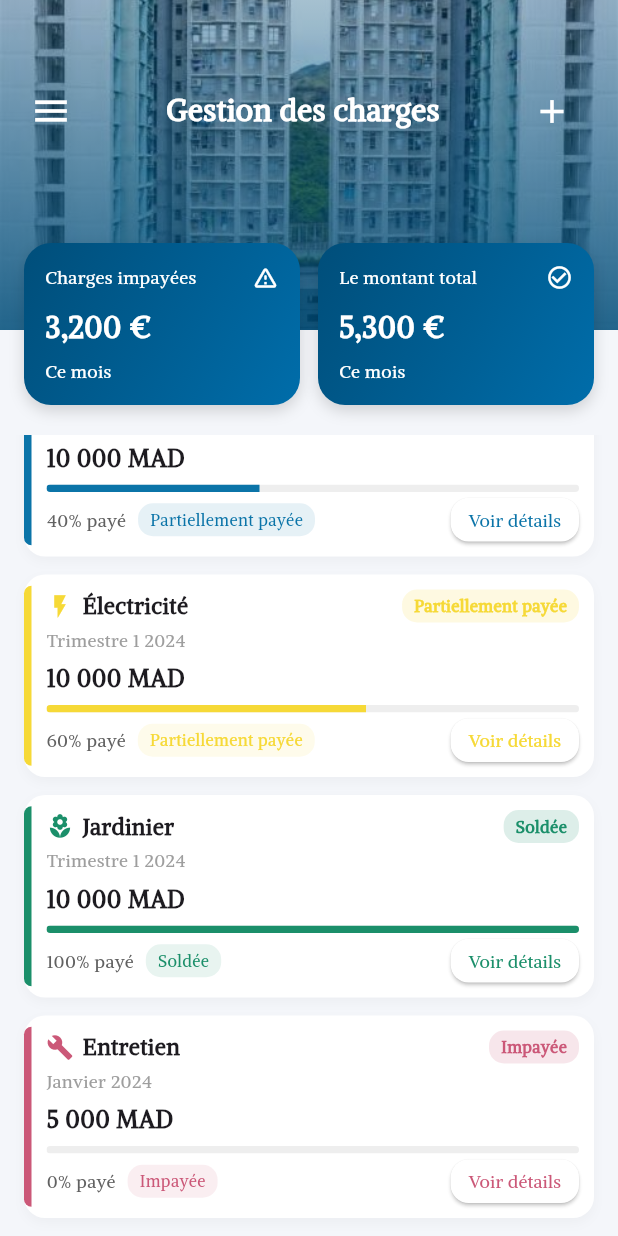
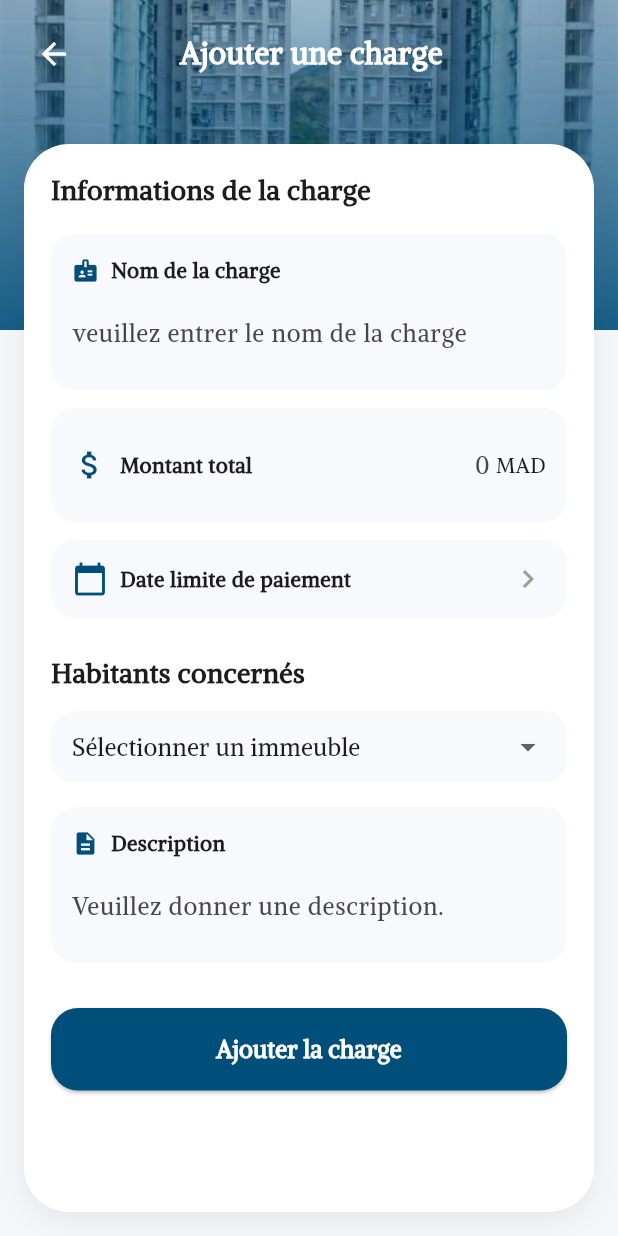
Before and after one commit to FLYOU06/Syndic-Mobile-App, a Flutter app: the ChargesScreen screen opened directly, scrolled down 54 dp, after a tap on the "add" icon, on a phone screen of 412 x 824 dp. Run offline on Flutter 3.47's test engine with Material 3 defaults, Android fonts, the phone set to English and light mode, and no system bars; our stand-ins replace flutter_secure_storage; accounts and stored records are empty.

Commit message:
ajouter une charge

```diff
--- /dev/null
+++ b/front-end/lib/screens/add_charge_screen.dart
@@ -0,0 +1,420 @@
+import 'package:flutter/material.dart';
+import 'package:intl/intl.dart';
+
+const Color primaryBlue = Color(0xFF004E7A);
+const Color bgLight = Color(0xFFF4F6FA);
+
+class AddChargeScreen extends StatefulWidget {
+  const AddChargeScreen({super.key});
+
+  @override
+  State<AddChargeScreen> createState() => _AddChargeScreenState();
+}
+
+class _AddChargeScreenState extends State<AddChargeScreen> {
+  final TextEditingController _nameController = TextEditingController();
+  final TextEditingController _descriptionController =
+      TextEditingController();
+
+  double _amount = 0;
+  String _date = "";
+  String _selectedBuilding = "Sélectionner un immeuble";
+
+  // ================= DATE PICKER =================
+
+Future<void> _selectDate() async {
+  DateTime? picked = await showDatePicker(
+    context: context,
+    initialDate: DateTime.now(),
+    firstDate: DateTime(2023),
+    lastDate: DateTime(2100),
+    builder: (context, child) {
+      return Theme(
+        data: Theme.of(context).copyWith(
+          colorScheme: ColorScheme.light(
+            primary: primaryBlue,
+            onPrimary: Colors.white,
+            onSurface: primaryBlue,
+          ),
+          textButtonTheme: TextButtonThemeData(
+            style: TextButton.styleFrom(
+              foregroundColor: primaryBlue,
+            ),
+          ),
+        ),
+        child: child!,
+      );
+    },
+  );
+
+  if (picked != null) {
+    setState(() {
+      _date = DateFormat('dd/MM/yyyy').format(picked);
+    });
+  }
+}
+  // ================= BUILD =================
+
+  @override
+  Widget build(BuildContext context) {
+    return Scaffold(
+      backgroundColor: bgLight,
+      body: Stack(
+        children: [
+          _buildHeader(),
+          SafeArea(child: _buildContent()),
+        ],
+      ),
+    );
+  }
+
+  // ================= HEADER =================
+
+  Widget _buildHeader() {
+    return SizedBox(
+      height: 220,
+      width: double.infinity,
+      child: Stack(
+        children: [
+          Image.asset(
+            "assets/j.jpg",
+            fit: BoxFit.cover,
+            width: double.infinity,
+          ),
+          Container(
+            decoration: BoxDecoration(
+              gradient: LinearGradient(
+                colors: [
+                  primaryBlue.withOpacity(0.4),
+                  primaryBlue.withOpacity(0.9),
+                ],
+                begin: Alignment.topCenter,
+                end: Alignment.bottomCenter,
+              ),
+            ),
+          ),
+        ],
+      ),
+    );
+  }
+
+
+bool _validateFields() {
+  return _nameController.text.isNotEmpty &&
+      _descriptionController.text.isNotEmpty &&
+      _amount > 0 &&
+      _date.isNotEmpty &&
+      _selectedBuilding != "Sélectionner un immeuble";
+}
+  // ================= CONTENT =================
+
+  Widget _buildContent() {
+    return Column(
+      children: [
+        const SizedBox(height: 12),
+        _buildTopBar(),
+        const SizedBox(height: 20),
+        Expanded(
+          child: Container(
+            margin: const EdgeInsets.all(16),
+            padding: const EdgeInsets.all(18),
+            decoration: BoxDecoration(
+              color: Colors.white,
+              borderRadius: BorderRadius.circular(30),
+              boxShadow: [
+                BoxShadow(
+                  color: Colors.black.withOpacity(0.06),
+                  blurRadius: 14,
+                  offset: const Offset(0, 6),
+                ),
+              ],
+            ),
+            child: SingleChildScrollView(
+              child: Column(
+                crossAxisAlignment: CrossAxisAlignment.start,
+                children: [
+                  const Text(
+                    "Informations de la charge",
+                    style:
+                        TextStyle(fontSize: 18, fontWeight: FontWeight.bold),
+                  ),
+                  const SizedBox(height: 16),
+
+                  // NOM
+                  _buildTextField(
+                    icon: Icons.badge,
+                    label: "Nom de la charge",
+                    hint: "veuillez entrer le nom de la charge",
+                    controller: _nameController,
+                  ),
+
+                  const SizedBox(height: 12),
+
+                  // MONTANT
+                  _buildAmountField(),
+
+                  const SizedBox(height: 12),
+
+                  // DATE PICKER
+                  _buildSelectableTile(
+                    icon: Icons.calendar_today,
+                    title: "Date limite de paiement",
+                    value: _date,
+                    onTap: _selectDate,
+                  ),
+
+                  const SizedBox(height: 24),
+
+                  const Text(
+                    "Habitants concernés",
+                    style:
+                        TextStyle(fontSize: 18, fontWeight: FontWeight.bold),
+                  ),
+
+                  const SizedBox(height: 12),
+
+                  // IMMEUBLES A/B/C/D
+                  _buildBuildingDropdown(),
+
+                  const SizedBox(height: 16),
+
+                  // DESCRIPTION
+                  _buildTextField(
+                    icon: Icons.description,
+                    label: "Description",
+                    hint: "Veuillez donner une description.",
+                    controller: _descriptionController,
+                  ),
+
+                  const SizedBox(height: 30),
+
+                  _buildAddButton(),
+                ],
+              ),
+            ),
+          ),
+        ),
+      ],
+    );
+  }
+
+  // ================= TOP BAR =================
+
+  Widget _buildTopBar() {
+    return Padding(
+      padding: const EdgeInsets.symmetric(horizontal: 12),
+      child: Row(
+        children: [
+          IconButton(
+            icon: const Icon(Icons.arrow_back, color: Colors.white),
+            onPressed: () => Navigator.pop(context),
+          ),
+          const Spacer(),
+          const Text(
+            "Ajouter une charge",
+            style: TextStyle(
+              color: Colors.white,
+              fontSize: 20,
+              fontWeight: FontWeight.bold,
+            ),
+          ),
+          const Spacer(),
+          const SizedBox(width: 45),
+        ],
+      ),
+    );
+  }
+
+  // ================= INPUTS =================
+
+  Widget _buildTextField({
+    required IconData icon,
+    required String label,
+    required String hint,
+    required TextEditingController controller,
+  }) {
+    return Container(
+      padding: const EdgeInsets.all(14),
+      decoration: BoxDecoration(
+        color: const Color(0xFFF7F9FD),
+        borderRadius: BorderRadius.circular(16),
+      ),
+      child: Column(
+        crossAxisAlignment: CrossAxisAlignment.start,
+        children: [
+          Row(
+            children: [
+              Icon(icon, size: 18, color: primaryBlue),
+              const SizedBox(width: 8),
+              Text(label,
+                  style: const TextStyle(
+                      fontWeight: FontWeight.w600, fontSize: 14)),
+            ],
+          ),
+          const SizedBox(height: 8),
+          TextField(
+            controller: controller,
+            decoration: InputDecoration(
+              hintText: hint,
+              border: InputBorder.none,
+            ),
+          ),
+        ],
+      ),
+    );
+  }
+
+  Widget _buildAmountField() {
+    return Container(
+      padding: const EdgeInsets.all(14),
+      decoration: BoxDecoration(
+        color: const Color(0xFFF7F9FD),
+        borderRadius: BorderRadius.circular(16),
+      ),
+      child: Row(
+        children: [
+          const Icon(Icons.attach_money, color: primaryBlue),
+          const SizedBox(width: 8),
+          const Text(
+            "Montant total",
+            style: TextStyle(fontWeight: FontWeight.w600),
+          ),
+          const Spacer(),
+          SizedBox(
+            width: 80,
+            child: TextField(
+              keyboardType: TextInputType.number,
+              textAlign: TextAlign.right,
+              onChanged: (val) =>
+                  setState(() => _amount = double.tryParse(val) ?? 0),
+              decoration: const InputDecoration(
+                hintText: "0",
+                border: InputBorder.none,
+              ),
+            ),
+          ),
+          const Text(" MAD"),
+        ],
+      ),
+    );
+  }
+
+  Widget _buildSelectableTile({
+    required IconData icon,
+    required String title,
+    required String value,
+    required VoidCallback onTap,
+  }) {
+    return GestureDetector(
+      onTap: onTap,
+      child: Container(
+        padding: const EdgeInsets.all(14),
+        decoration: BoxDecoration(
+          color: const Color(0xFFF7F9FD),
+          borderRadius: BorderRadius.circular(16),
+        ),
+        child: Row(
+          children: [
+            Icon(icon, color: primaryBlue),
+            const SizedBox(width: 8),
+            Text(title,
+                style:
+                    const TextStyle(fontWeight: FontWeight.w600, fontSize: 14)),
+            const Spacer(),
+            Text(
+              value,
+              style: const TextStyle(color: Colors.grey),
+            ),
+            const SizedBox(width: 6),
+            const Icon(Icons.chevron_right, color: Colors.grey),
+          ],
+        ),
+      ),
+    );
+  }
+
+  Widget _buildBuildingDropdown() {
+    return Container(
+      padding: const EdgeInsets.symmetric(horizontal: 14),
+      decoration: BoxDecoration(
+        color: const Color(0xFFF7F9FD),
+        borderRadius: BorderRadius.circular(16),
+      ),
+      child: DropdownButton<String>(
+        value: _selectedBuilding,
+        isExpanded: true,
+        underline: const SizedBox(),
+        items: [
+          "Sélectionner un immeuble",
+          "Immeuble A",
+          "Immeuble B",
+          "Immeuble C",
+          "Immeuble D",
+        ]
+            .map((e) => DropdownMenuItem(
+                  value: e,
+                  child: Text(e),
+                ))
+            .toList(),
+        onChanged: (value) {
+          setState(() {
+            _selectedBuilding = value!;
+          });
+        },
+      ),
+    );
+  }
+
+  // ================= BUTTON =================
+
+  Widget _buildAddButton() {
+    return SizedBox(
+      width: double.infinity,
+      child: ElevatedButton(
+        style: ElevatedButton.styleFrom(
+          padding: const EdgeInsets.symmetric(vertical: 16),
+          shape:
+              RoundedRectangleBorder(borderRadius: BorderRadius.circular(18)),
+          backgroundColor: primaryBlue,
+        ),
+        onPressed: () {
+  if (!_validateFields()) {
+    ScaffoldMessenger.of(context).showSnackBar(
+      SnackBar(
+        content: const Text("Veuillez remplir tous les champs"),
+        backgroundColor: Colors.redAccent,
+        behavior: SnackBarBehavior.floating,
+        shape: RoundedRectangleBorder(
+          borderRadius: BorderRadius.circular(12),
+        ),
+      ),
+    );
+    return;
+  }
+
+  // ✅ Tous les champs sont remplis
+  print("Nom: ${_nameController.text}");
+  print("Description: ${_descriptionController.text}");
+  print("Montant: $_amount");
+  print("Date: $_date");
+  print("Immeuble: $_selectedBuilding");
+
+  ScaffoldMessenger.of(context).showSnackBar(
+    SnackBar(
+      content: const Text("Charge ajoutée avec succès"),
+      backgroundColor: Colors.green,
+      behavior: SnackBarBehavior.floating,
+      shape: RoundedRectangleBorder(
+        borderRadius: BorderRadius.circular(12),
+      ),
+    ),
+  );
+},
+        child: const Text(
+          "Ajouter la charge",
+          style: TextStyle(fontSize: 16, fontWeight: FontWeight.bold ,color: Colors.white),
+        ),
+      ),
+    );
+  }
+}
--- a/front-end/lib/screens/charges.dart
+++ b/front-end/lib/screens/charges.dart
@@ -2,6 +2,7 @@ import 'package:flutter/material.dart';
 import 'dashboard_screen.dart';
 import 'habitants_screen.dart';
 import 'detail_charge_screen.dart';
+import 'add_charge_screen.dart';
 
 const Color primaryBlue = Color(0xFF004E7A);
 const Color bgLight = Color(0xFFF4F6FA);
@@ -107,7 +108,12 @@ class ChargesScreen extends StatelessWidget {
                               color: Colors.white,
                               size: 26,
                             ),
-                            onPressed: () {},
+                           onPressed: () {
+  Navigator.push(
+    context,
+    MaterialPageRoute(builder: (_) => const AddChargeScreen()),
+  );
+},
                           ),
                         ],
                       ),
@@ -128,7 +134,7 @@ const Positioned(
       Expanded(
         child: DashboardKpiCard(
           title: "Charges impayées",
-          value: "3,200 €",
+          value: "3,200   MAD",
           subtitle: "Ce mois",
           gradientColors: [Color(0xFF004E7A), Color(0xFF006DAA)], // <-- ici
           valueColor: Colors.white,
@@ -140,7 +146,7 @@ const Positioned(
       Expanded(
         child: DashboardKpiCard(
           title: "Le montant total",
-          value: "5,300 €",
+          value: "5,300 MAD",
           subtitle: "Ce mois",
           gradientColors: [Color(0xFF004E7A), Color(0xFF006DAA)], // <-- ici
           valueColor: Colors.white,
@@ -166,7 +172,7 @@ const Positioned(
               children: const [
                 ChargeCard(
                   title: "Eau",
-                  date: "Janvier 2024",
+                  date: "12/03/2026",
                   amount: "10 000 MAD",
                   progress: 0.4,
                   color: Color.fromARGB(255, 11, 116, 168),
@@ -174,7 +180,7 @@ const Positioned(
                 ),
                 ChargeCard(
                   title: "Électricité",
-                  date: "Trimestre 1 2024",
+                  date: "12/02/2026",
                   amount: "10 000 MAD",
                   progress: 0.6,
                   color: Color.fromARGB(255, 246, 217, 55),
@@ -182,7 +188,7 @@ const Positioned(
                 ),
                 ChargeCard(
                   title: "Jardinier",
-                  date: "Trimestre 1 2024",
+                  date: "14/03/2026",
                   amount: "10 000 MAD",
                   progress: 1.0,
                   color: Color(0xFF1B8F6A),
@@ -190,7 +196,7 @@ const Positioned(
                 ),
                 ChargeCard(
                   title: "Entretien",
-                  date: "Janvier 2024",
+                  date: "10/01/2026",
                   amount: "5 000 MAD",
                   progress: 0.0,
                   color:  Color.fromARGB(255, 203, 88, 120),
--- a/front-end/lib/screens/detail_charge_screen.dart
+++ b/front-end/lib/screens/detail_charge_screen.dart
@@ -1,6 +1,5 @@
 import 'package:flutter/material.dart';
 import 'dart:math';
-import 'dart:async';
 
 class DetailChargeScreen extends StatefulWidget {
   final String title;
@@ -259,7 +258,7 @@ Container(
   Widget _buildAnimatedDonutChart() {
     return TweenAnimationBuilder<double>(
       tween: Tween<double>(begin: 0, end: progress),
-      duration: const Duration(seconds: 2),
+      duration: const Duration(seconds: 1),
       curve: Curves.easeInOutCubicEmphasized,
       builder: (context, value, child) {
         return SizedBox(
@@ -315,7 +314,7 @@ Container(
         children: [
           TweenAnimationBuilder<double>(
             tween: Tween<double>(begin: 0, end: animatedProgress * 100),
-            duration: const Duration(seconds: 2),
+            duration: const Duration(seconds: 1),
             builder: (context, value, child) {
               return Text(
                 "${value.toStringAsFixed(0)}%",
@@ -327,7 +326,7 @@ Container(
           const SizedBox(height: 6),
           TweenAnimationBuilder<double>(
             tween: Tween<double>(begin: 0, end: widget.total),
-            duration: const Duration(seconds: 2),
+            duration: const Duration(seconds: 1),
             builder: (context, value, child) {
               return Text(
                 "${value.toInt()} MAD",
--- a/front-end/pubspec.yaml
+++ b/front-end/pubspec.yaml
@@ -32,6 +32,7 @@ dependencies:
     sdk: flutter
   http: ^1.2.0
   flutter_secure_storage: ^9.0.0
+  intl: ^0.18.1
 
 
   # The following adds the Cupertino Icons font to your application.
```
Also changed, not shown: front-end/pubspec.lock.
